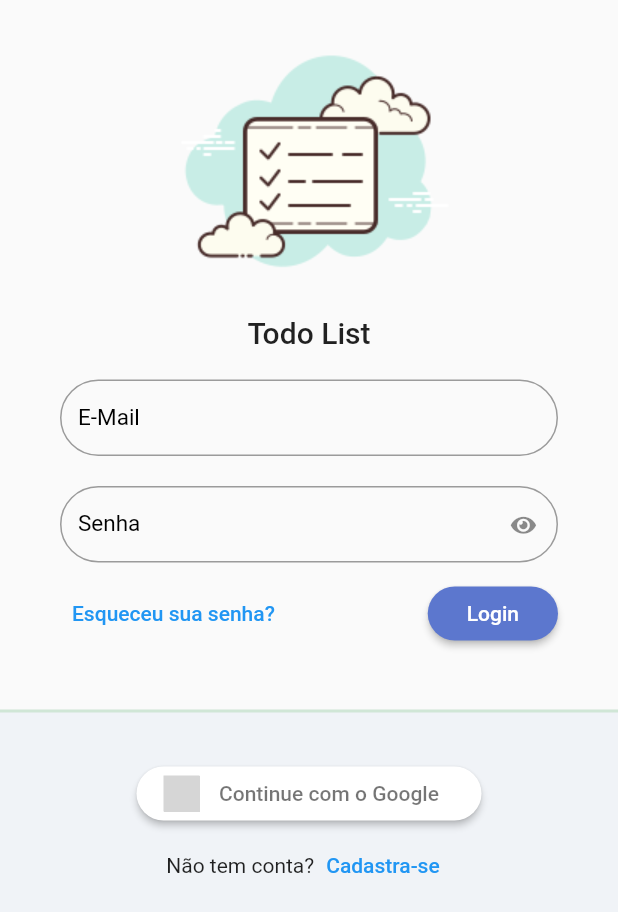
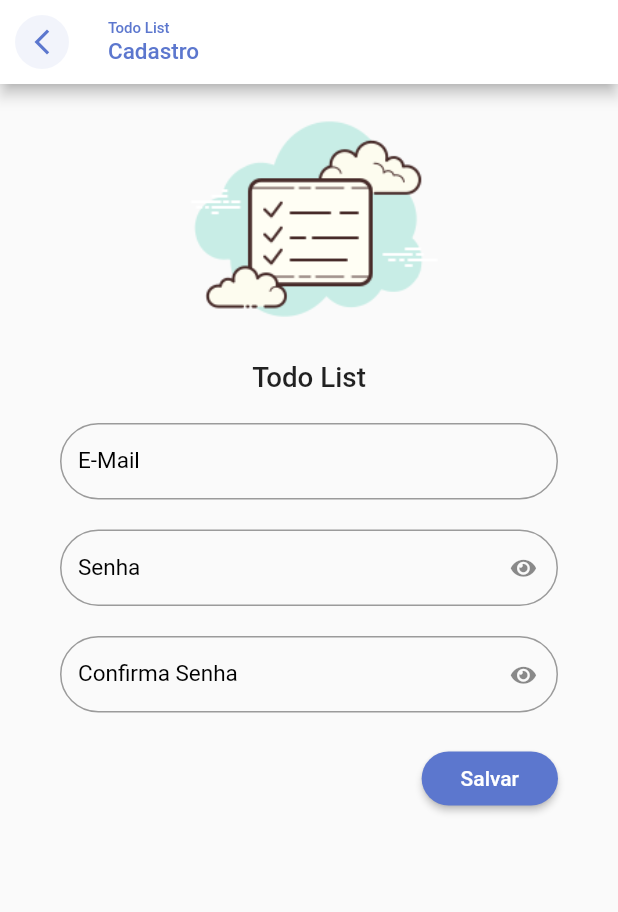
Before and after one commit to victorapc/todo_list_provider, a Flutter app: the screen it shows after launch, after a tap on "Cadastra-se", on a phone screen of 412 x 824 dp. Shown: the top 912 px of the screen. Run offline on Flutter 3.47's test engine with Material 2 defaults, Android fonts, the phone set to English and light mode, and no system bars; our stand-ins replace flutter_signin_button, google_fonts, sqflite, sqflite_common, synchronized; accounts and stored records are empty; Roboto replaces fonts that are missing (Mandali); grey boxes are pictures that could not be loaded.

Commit message:
Pagina de cadastro e google service

```diff
--- a/lib/app/app_widget.dart
+++ b/lib/app/app_widget.dart
@@ -1,10 +1,7 @@
 import 'package:flutter/material.dart';
-import 'package:provider/provider.dart';
 import 'package:todo_list_provider/app/core/database/sqlite_adm_connection.dart';
 import 'package:todo_list_provider/app/core/ui/todo_list_ui.config.dart';
 import 'package:todo_list_provider/app/modules/auth/auth_module.dart';
-import 'package:todo_list_provider/app/modules/auth/login/login_controller.dart';
-import 'package:todo_list_provider/app/modules/auth/login/login_page.dart';
 import 'package:todo_list_provider/app/modules/splash/splash_page.dart';
 
 class AppWidget extends StatefulWidget {
@@ -20,12 +17,12 @@ class _AppWidgetState extends State<AppWidget> {
   @override
   void initState() {
     super.initState();
-    WidgetsBinding.instance?.addObserver(sqliteAdmConnection);
+    WidgetsBinding.instance.addObserver(sqliteAdmConnection);
   }
 
   @override
   void dispose() {
-    WidgetsBinding.instance?.removeObserver(sqliteAdmConnection);
+    WidgetsBinding.instance.removeObserver(sqliteAdmConnection);
     super.dispose();
   }
 
--- a/lib/app/modules/auth/auth_module.dart
+++ b/lib/app/modules/auth/auth_module.dart
@@ -2,6 +2,8 @@ import 'package:provider/provider.dart';
 import 'package:todo_list_provider/app/core/modules/todo_list_module.dart';
 import 'package:todo_list_provider/app/modules/auth/login/login_controller.dart';
 import 'package:todo_list_provider/app/modules/auth/login/login_page.dart';
+import 'package:todo_list_provider/app/modules/auth/register/register_controller.dart';
+import 'package:todo_list_provider/app/modules/auth/register/register_page.dart';
 
 class AuthModule extends TodoListModule {
   AuthModule()
@@ -10,9 +12,13 @@ class AuthModule extends TodoListModule {
             ChangeNotifierProvider(
               create: (_) => LoginController(),
             ),
+            ChangeNotifierProvider(
+              create: (_) => RegisterController(),
+            ),
           ],
           routers: {
-            '/login': (context) => LoginPage(),
+            '/login': (context) => const LoginPage(),
+            '/register': (context) => const RegisterPage(),
           },
         );
 }
--- a/lib/app/modules/auth/login/login_page.dart
+++ b/lib/app/modules/auth/login/login_page.dart
@@ -108,7 +108,10 @@ class LoginPage extends StatelessWidget {
                             children: [
                               const Text('Não tem conta?'),
                               TextButton(
-                                  onPressed: () {},
+                                  onPressed: () {
+                                    Navigator.of(context)
+                                        .pushNamed('/register');
+                                  },
                                   child: const Text('Cadastra-se'))
                             ],
                           ),
--- /dev/null
+++ b/lib/app/modules/auth/register/register_controller.dart
@@ -0,0 +1,3 @@
+import 'package:flutter/material.dart';
+
+class RegisterController extends ChangeNotifier {}
--- /dev/null
+++ b/lib/app/modules/auth/register/register_page.dart
@@ -0,0 +1,98 @@
+import 'package:flutter/material.dart';
+import 'package:todo_list_provider/app/core/ui/theme_extensions.dart';
+import 'package:todo_list_provider/app/core/widget/todo_list_field.dart';
+import 'package:todo_list_provider/app/core/widget/todo_list_logo.dart';
+
+class RegisterPage extends StatelessWidget {
+  const RegisterPage({super.key});
+
+  @override
+  Widget build(BuildContext context) {
+    return Scaffold(
+      appBar: AppBar(
+        automaticallyImplyLeading: false,
+        backgroundColor: Colors.white,
+        title: Column(
+          crossAxisAlignment: CrossAxisAlignment.start,
+          children: [
+            Text(
+              'Todo List',
+              style: TextStyle(fontSize: 10, color: context.primaryColor),
+            ),
+            Text(
+              'Cadastro',
+              style: TextStyle(fontSize: 15, color: context.primaryColor),
+            ),
+          ],
+        ),
+        leading: IconButton(
+          onPressed: () => Navigator.pop(context),
+          icon: ClipOval(
+            child: Container(
+              color: context.primaryColor.withAlpha(20),
+              padding: const EdgeInsets.all(8),
+              child: Icon(
+                Icons.arrow_back_ios_new_outlined,
+                size: 20,
+                color: context.primaryColor,
+              ),
+            ),
+          ),
+        ),
+      ),
+      body: ListView(
+        children: [
+          Container(
+            height: MediaQuery.of(context).size.width * .5,
+            child: const FittedBox(
+              fit: BoxFit.fitHeight,
+              child: TodoListLogo(),
+            ),
+          ),
+          Padding(
+            padding: const EdgeInsets.symmetric(horizontal: 40, vertical: 20),
+            child: Form(
+              child: Column(
+                children: [
+                  const TodoListField(label: 'E-Mail'),
+                  const SizedBox(
+                    height: 20,
+                  ),
+                  const TodoListField(
+                    label: 'Senha',
+                    obscureText: true,
+                  ),
+                  const SizedBox(
+                    height: 20,
+                  ),
+                  const TodoListField(
+                    label: 'Confirma Senha',
+                    obscureText: true,
+                  ),
+                  const SizedBox(
+                    height: 20,
+                  ),
+                  Align(
+                    alignment: Alignment.bottomRight,
+                    child: ElevatedButton(
+                      onPressed: () {},
+                      style: ElevatedButton.styleFrom(
+                        shape: RoundedRectangleBorder(
+                          borderRadius: BorderRadius.circular(20),
+                        ),
+                      ),
+                      child: const Padding(
+                        padding: EdgeInsets.all(10.0),
+                        child: Text('Salvar'),
+                      ),
+                    ),
+                  ),
+                ],
+              ),
+            ),
+          ),
+        ],
+      ),
+    );
+  }
+}
--- a/pubspec.yaml
+++ b/pubspec.yaml
@@ -35,6 +35,7 @@ dependencies:
   path: ^1.8.0
   google_fonts: ^2.1.5
   flutter_signin_button: ^2.0.0
+  firebase_auth: ^4.6.2
 
   # The following adds the Cupertino Icons font to your application.
   # Use with the CupertinoIcons class for iOS style icons.
```
Also changed, not shown: pubspec.lock, 1 other file.
